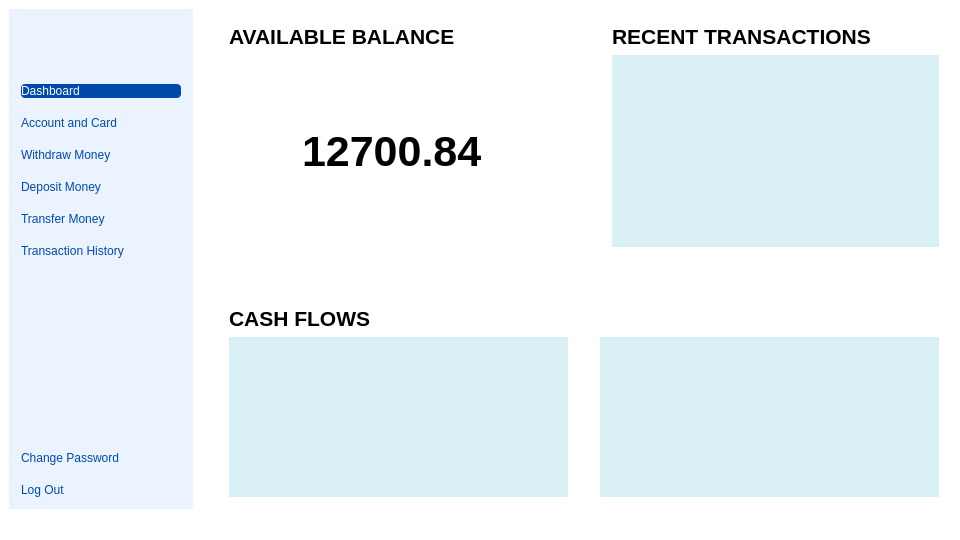
Qt form resources/ui-files/bank-dashboard.ui (Errol-Anthony-Jano/CC15-Final-Project) before a commit.
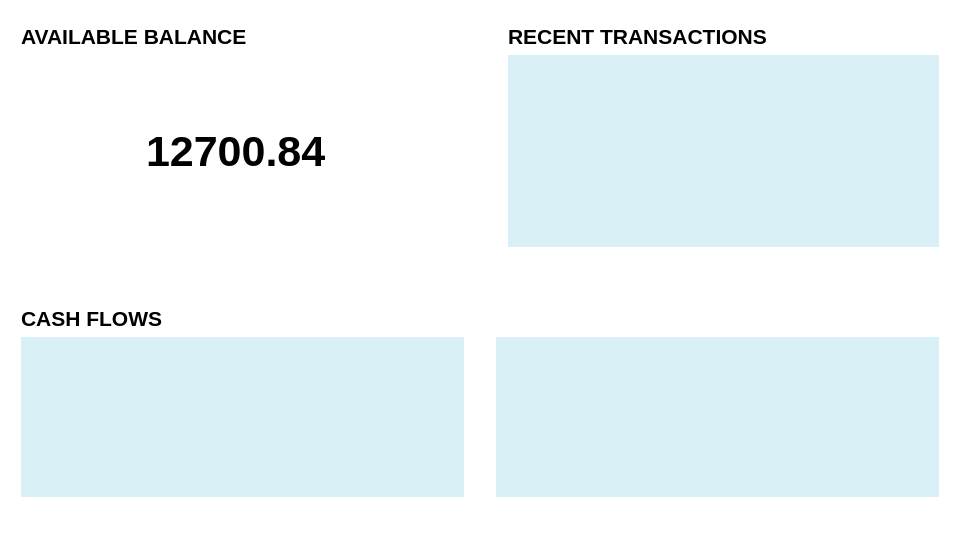
The same form after that commit. Icons and pictures are not drawn.

Commit message: Removed navbar from original layout; main window will provide navbar

Patch:
```diff
--- a/resources/ui-files/bank-dashboard.ui
+++ b/resources/ui-files/bank-dashboard.ui
@@ -35,280 +35,7 @@
    <string notr="true">background: #ffffff;</string>
   </property>
   <widget class="QWidget" name="centralwidget">
-   <layout class="QHBoxLayout" name="horizontalLayout_4" stretch="1,4">
-    <property name="spacing">
-     <number>24</number>
-    </property>
-    <item>
-     <widget class="QGroupBox" name="sidebar_container">
-      <property name="sizePolicy">
-       <sizepolicy hsizetype="Minimum" vsizetype="Preferred">
-        <horstretch>0</horstretch>
-        <verstretch>0</verstretch>
-       </sizepolicy>
-      </property>
-      <property name="maximumSize">
-       <size>
-        <width>16777215</width>
-        <height>16777215</height>
-       </size>
-      </property>
-      <property name="styleSheet">
-       <string notr="true">background: #eaf3ff;
-border: 0;</string>
-      </property>
-      <property name="title">
-       <string/>
-      </property>
-      <layout class="QVBoxLayout" name="verticalLayout_2" stretch="0,0,1">
-       <item alignment="Qt::AlignHCenter">
-        <widget class="QLabel" name="bank_logo">
-         <property name="styleSheet">
-          <string notr="true">border: 0;
-</string>
-         </property>
-         <property name="text">
-          <string/>
-         </property>
-         <property name="pixmap">
-          <pixmap>../icons/account_balance_92dp_004AAD_FILL0_wght400_GRAD0_opsz48.svg</pixmap>
-         </property>
-        </widget>
-       </item>
-       <item>
-        <spacer name="verticalSpacer">
-         <property name="orientation">
-          <enum>Qt::Vertical</enum>
-         </property>
-         <property name="sizeHint" stdset="0">
-          <size>
-           <width>20</width>
-           <height>40</height>
-          </size>
-         </property>
-        </spacer>
-       </item>
-       <item>
-        <layout class="QVBoxLayout" name="btn_vertical_layout">
-         <property name="spacing">
-          <number>18</number>
-         </property>
-         <item>
-          <widget class="QPushButton" name="btn_dashboard">
-           <property name="styleSheet">
-            <string notr="true">text-align: left;
-background: #004aad;
-color: rgb(255, 255, 255);
-border-radius: 4px;</string>
-           </property>
-           <property name="text">
-            <string>Dashboard</string>
-           </property>
-           <property name="icon">
-            <iconset>
-             <normaloff>../icons/home_24dp_FFFFFF_FILL0_wght400_GRAD0_opsz24.svg</normaloff>../icons/home_24dp_FFFFFF_FILL0_wght400_GRAD0_opsz24.svg</iconset>
-           </property>
-           <property name="iconSize">
-            <size>
-             <width>32</width>
-             <height>32</height>
-            </size>
-           </property>
-          </widget>
-         </item>
-         <item>
-          <widget class="QPushButton" name="btn_account_card">
-           <property name="layoutDirection">
-            <enum>Qt::LeftToRight</enum>
-           </property>
-           <property name="styleSheet">
-            <string notr="true">text-align: left;
-border-radius: 4px;
-color: #004aad;</string>
-           </property>
-           <property name="text">
-            <string>Account and Card</string>
-           </property>
-           <property name="icon">
-            <iconset>
-             <normaloff>../icons/credit_card_24dp_004AAD_FILL0_wght400_GRAD0_opsz24.svg</normaloff>../icons/credit_card_24dp_004AAD_FILL0_wght400_GRAD0_opsz24.svg</iconset>
-           </property>
-           <property name="iconSize">
-            <size>
-             <width>32</width>
-             <height>32</height>
-            </size>
-           </property>
-          </widget>
-         </item>
-         <item>
-          <widget class="QPushButton" name="btn_withdraw">
-           <property name="layoutDirection">
-            <enum>Qt::LeftToRight</enum>
-           </property>
-           <property name="styleSheet">
-            <string notr="true">text-align: left;
-border-radius: 4px;
-color: #004aad;</string>
-           </property>
-           <property name="text">
-            <string>Withdraw Money</string>
-           </property>
-           <property name="icon">
-            <iconset>
-             <normaloff>../icons/money_24dp_004AAD_FILL0_wght400_GRAD0_opsz24.svg</normaloff>../icons/money_24dp_004AAD_FILL0_wght400_GRAD0_opsz24.svg</iconset>
-           </property>
-           <property name="iconSize">
-            <size>
-             <width>32</width>
-             <height>32</height>
-            </size>
-           </property>
-          </widget>
-         </item>
-         <item>
-          <widget class="QPushButton" name="btn_deposit">
-           <property name="layoutDirection">
-            <enum>Qt::LeftToRight</enum>
-           </property>
-           <property name="styleSheet">
-            <string notr="true">text-align: left;
-color: #004aad;
-border-radius: 4px;</string>
-           </property>
-           <property name="text">
-            <string>Deposit Money</string>
-           </property>
-           <property name="icon">
-            <iconset>
-             <normaloff>../icons/payments_24dp_004AAD_FILL0_wght400_GRAD0_opsz24.svg</normaloff>../icons/payments_24dp_004AAD_FILL0_wght400_GRAD0_opsz24.svg</iconset>
-           </property>
-           <property name="iconSize">
-            <size>
-             <width>32</width>
-             <height>32</height>
-            </size>
-           </property>
-          </widget>
-         </item>
-         <item>
-          <widget class="QPushButton" name="btn_transfer">
-           <property name="layoutDirection">
-            <enum>Qt::LeftToRight</enum>
-           </property>
-           <property name="styleSheet">
-            <string notr="true">text-align: left;
-border-radius: 4px;
-color: #004aad;</string>
-           </property>
-           <property name="text">
-            <string>Transfer Money</string>
-           </property>
-           <property name="icon">
-            <iconset>
-             <normaloff>../icons/send_24dp_004AAD_FILL0_wght400_GRAD0_opsz24.svg</normaloff>../icons/send_24dp_004AAD_FILL0_wght400_GRAD0_opsz24.svg</iconset>
-           </property>
-           <property name="iconSize">
-            <size>
-             <width>32</width>
-             <height>32</height>
-            </size>
-           </property>
-          </widget>
-         </item>
-         <item>
-          <widget class="QPushButton" name="btn_history">
-           <property name="layoutDirection">
-            <enum>Qt::LeftToRight</enum>
-           </property>
-           <property name="styleSheet">
-            <string notr="true">text-align: left;
-border-radius: 4px;
-color: #004aad;</string>
-           </property>
-           <property name="text">
-            <string>Transaction History</string>
-           </property>
-           <property name="icon">
-            <iconset>
-             <normaloff>../icons/history_24dp_004AAD_FILL0_wght400_GRAD0_opsz24.svg</normaloff>../icons/history_24dp_004AAD_FILL0_wght400_GRAD0_opsz24.svg</iconset>
-           </property>
-           <property name="iconSize">
-            <size>
-             <width>32</width>
-             <height>32</height>
-            </size>
-           </property>
-          </widget>
-         </item>
-         <item>
-          <spacer name="spacer">
-           <property name="orientation">
-            <enum>Qt::Vertical</enum>
-           </property>
-           <property name="sizeHint" stdset="0">
-            <size>
-             <width>20</width>
-             <height>40</height>
-            </size>
-           </property>
-          </spacer>
-         </item>
-         <item>
-          <widget class="QPushButton" name="btn_change_password">
-           <property name="layoutDirection">
-            <enum>Qt::LeftToRight</enum>
-           </property>
-           <property name="styleSheet">
-            <string notr="true">text-align: left;
-color: #004aad;
-border-radius: 4px;</string>
-           </property>
-           <property name="text">
-            <string>Change Password</string>
-           </property>
-           <property name="icon">
-            <iconset>
-             <normaloff>../icons/lock_24dp_004AAD_FILL0_wght400_GRAD0_opsz24.svg</normaloff>../icons/lock_24dp_004AAD_FILL0_wght400_GRAD0_opsz24.svg</iconset>
-           </property>
-           <property name="iconSize">
-            <size>
-             <width>32</width>
-             <height>32</height>
-            </size>
-           </property>
-          </widget>
-         </item>
-         <item>
-          <widget class="QPushButton" name="btn_logout">
-           <property name="layoutDirection">
-            <enum>Qt::LeftToRight</enum>
-           </property>
-           <property name="styleSheet">
-            <string notr="true">text-align: left;
-color: #004aad;
-border-radius: 4px;</string>
-           </property>
-           <property name="text">
-            <string>Log Out</string>
-           </property>
-           <property name="icon">
-            <iconset>
-             <normaloff>../icons/logout_24dp_004AAD_FILL0_wght400_GRAD0_opsz24.svg</normaloff>../icons/logout_24dp_004AAD_FILL0_wght400_GRAD0_opsz24.svg</iconset>
-           </property>
-           <property name="iconSize">
-            <size>
-             <width>32</width>
-             <height>32</height>
-            </size>
-           </property>
-          </widget>
-         </item>
-        </layout>
-       </item>
-      </layout>
-     </widget>
-    </item>
+   <layout class="QHBoxLayout" name="horizontalLayout_2">
     <item>
      <layout class="QVBoxLayout" name="insights_container">
       <property name="spacing">
```
